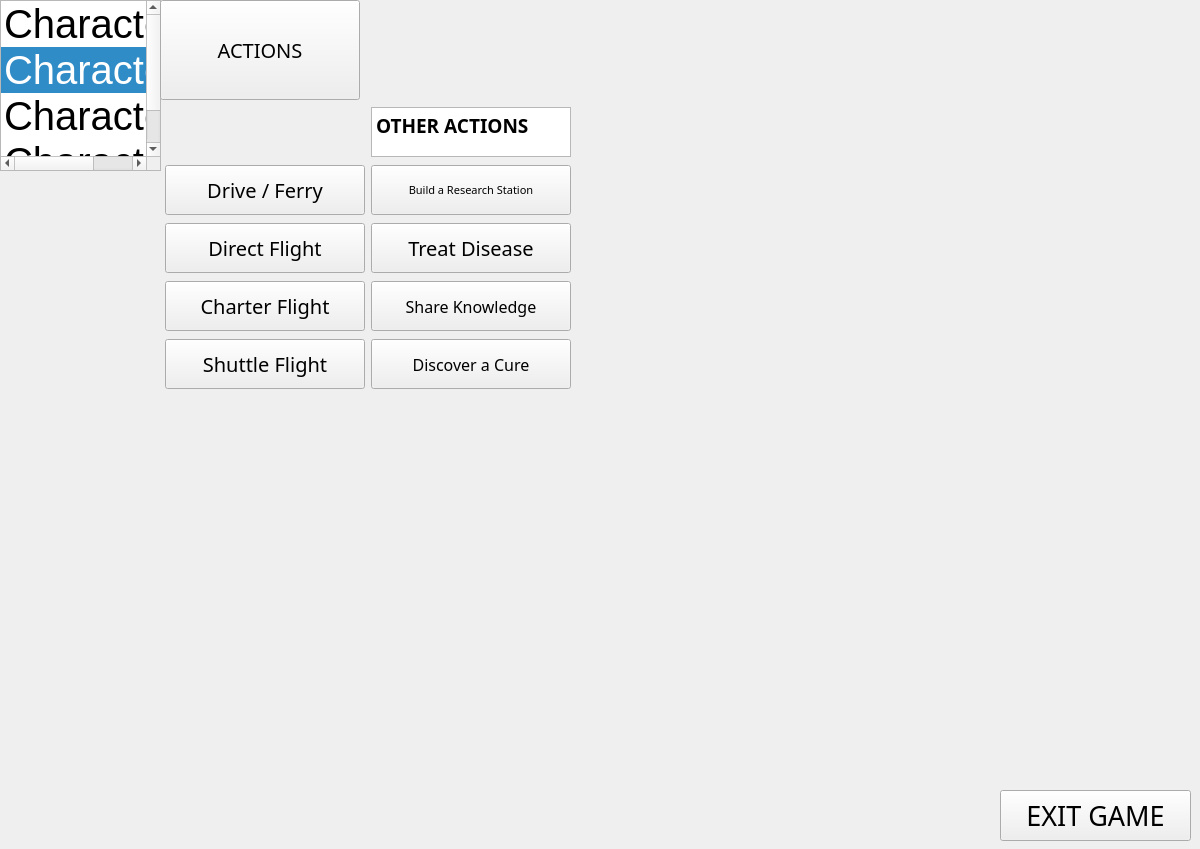
Above: QTproject/game.ui from NakanoMiku39/QTproject before the change. Below: the same form after it.
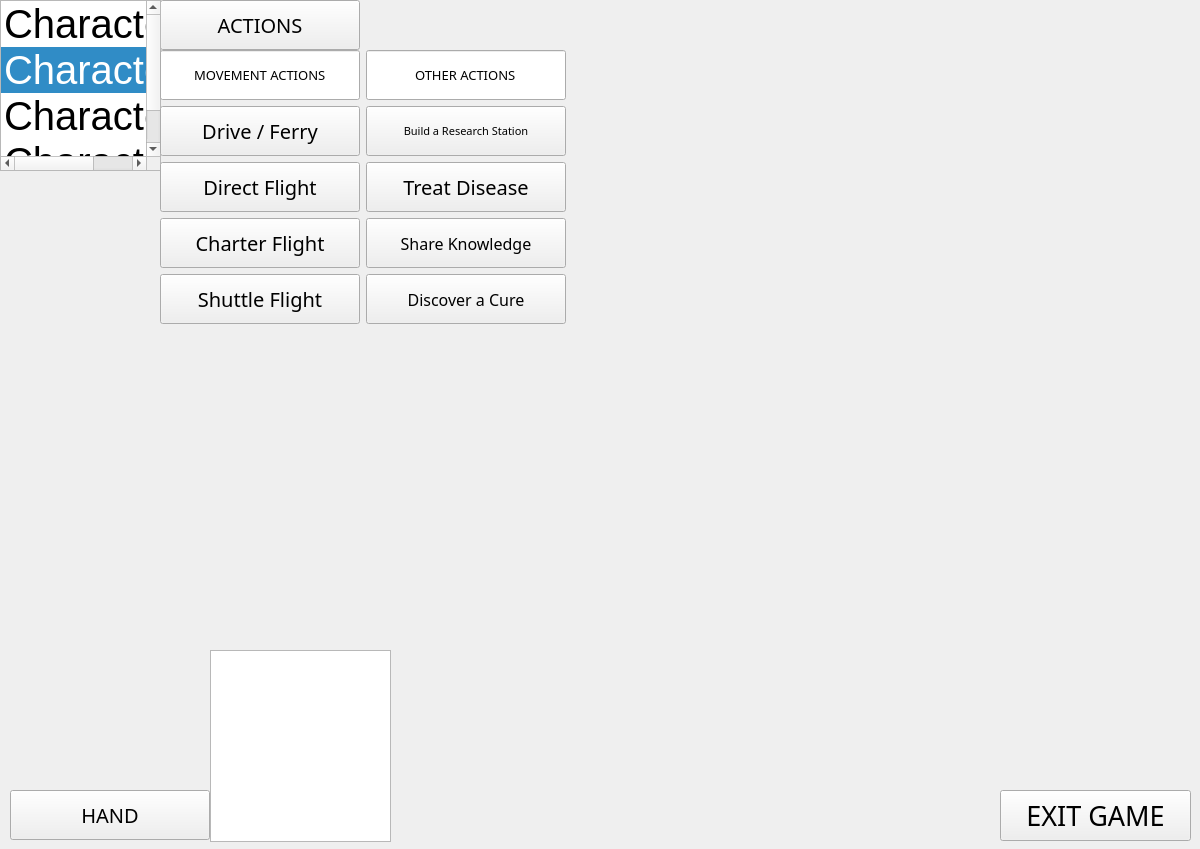
That is the form after the change. Icons and pictures are not drawn.

Diff of the .ui file:
```diff
--- a/QTproject/game.ui
+++ b/QTproject/game.ui
@@ -21,7 +21,7 @@
   <property name="styleSheet">
    <string notr="true"/>
   </property>
-  <widget class="QWidget" name="map" native="true">
+  <widget class="QLabel" name="map">
    <property name="geometry">
     <rect>
      <x>0</x>
@@ -33,6 +33,60 @@
    <property name="styleSheet">
     <string notr="true">image: url(:/img/img/map.png);</string>
    </property>
+   <property name="text">
+    <string/>
+   </property>
+  </widget>
+  <widget class="QPushButton" name="exit_game">
+   <property name="geometry">
+    <rect>
+     <x>1000</x>
+     <y>790</y>
+     <width>191</width>
+     <height>51</height>
+    </rect>
+   </property>
+   <property name="font">
+    <font>
+     <family>Bauhaus 93</family>
+     <pointsize>20</pointsize>
+    </font>
+   </property>
+   <property name="text">
+    <string>EXIT GAME</string>
+   </property>
+  </widget>
+  <widget class="QPushButton" name="show_actions">
+   <property name="geometry">
+    <rect>
+     <x>160</x>
+     <y>0</y>
+     <width>200</width>
+     <height>50</height>
+    </rect>
+   </property>
+   <property name="minimumSize">
+    <size>
+     <width>200</width>
+     <height>50</height>
+    </size>
+   </property>
+   <property name="maximumSize">
+    <size>
+     <width>200</width>
+     <height>50</height>
+    </size>
+   </property>
+   <property name="font">
+    <font>
+     <family>Bauhaus 93</family>
+     <pointsize>15</pointsize>
+    </font>
+   </property>
+   <property name="text">
+    <string>ACTIONS</string>
+   </property>
+  </widget>
    <widget class="QListWidget" name="characters">
     <property name="geometry">
      <rect>
@@ -66,82 +120,53 @@
      </property>
     </item>
    </widget>
-   <widget class="QPushButton" name="show_actions">
-    <property name="geometry">
-     <rect>
-      <x>160</x>
-      <y>0</y>
-      <width>200</width>
-      <height>100</height>
-     </rect>
-    </property>
-    <property name="minimumSize">
-     <size>
-      <width>200</width>
-      <height>100</height>
-     </size>
-    </property>
-    <property name="maximumSize">
-     <size>
-      <width>200</width>
-      <height>100</height>
-     </size>
-    </property>
-    <property name="font">
-     <font>
-      <family>Bauhaus 93</family>
-      <pointsize>15</pointsize>
-     </font>
-    </property>
-    <property name="text">
-     <string>ACTIONS</string>
-    </property>
-   </widget>
    <widget class="QWidget" name="actions" native="true">
     <property name="geometry">
      <rect>
       <x>160</x>
-      <y>100</y>
-      <width>511</width>
-      <height>291</height>
-     </rect>
-    </property>
+     <y>50</y>
+     <width>411</width>
+     <height>281</height>
+    </rect>
+   </property>
+   <property name="maximumSize">
+    <size>
+     <width>600</width>
+     <height>600</height>
+    </size>
+   </property>
     <widget class="QWidget" name="formLayoutWidget">
      <property name="geometry">
       <rect>
-       <x>5</x>
-       <y>5</y>
+      <x>0</x>
+      <y>0</y>
        <width>406</width>
-       <height>291</height>
+      <height>306</height>
       </rect>
      </property>
      <layout class="QFormLayout" name="formLayout">
       <item row="0" column="1">
-       <widget class="QTextEdit" name="textEdit">
-        <property name="minimumSize">
+      <widget class="QLineEdit" name="other_actions">
+       <property name="maximumSize">
          <size>
           <width>200</width>
           <height>50</height>
          </size>
         </property>
-        <property name="maximumSize">
-         <size>
-          <width>100</width>
-          <height>25</height>
-         </size>
-        </property>
         <property name="font">
          <font>
           <family>Bauhaus 93</family>
-          <pointsize>15</pointsize>
-         </font>
-        </property>
-        <property name="html">
-         <string>&lt;!DOCTYPE HTML PUBLIC &quot;-//W3C//DTD HTML 4.0//EN&quot; &quot;http://www.w3.org/TR/REC-html40/strict.dtd&quot;&gt;
-&lt;html&gt;&lt;head&gt;&lt;meta name=&quot;qrichtext&quot; content=&quot;1&quot; /&gt;&lt;style type=&quot;text/css&quot;&gt;
-p, li { white-space: pre-wrap; }
-&lt;/style&gt;&lt;/head&gt;&lt;body style=&quot; font-family:'Bauhaus 93'; font-size:15pt; font-weight:400; font-style:normal;&quot;&gt;
-&lt;p style=&quot; margin-top:0px; margin-bottom:0px; margin-left:0px; margin-right:0px; -qt-block-indent:0; text-indent:0px;&quot;&gt;&lt;span style=&quot; font-family:'SimSun'; font-size:14pt; font-weight:600;&quot;&gt;OTHER ACTIONS&lt;/span&gt;&lt;/p&gt;&lt;/body&gt;&lt;/html&gt;</string>
+         <pointsize>10</pointsize>
+        </font>
+       </property>
+       <property name="text">
+        <string>OTHER ACTIONS</string>
+       </property>
+       <property name="alignment">
+        <set>Qt::AlignCenter</set>
+       </property>
+       <property name="readOnly">
+        <bool>true</bool>
         </property>
        </widget>
       </item>
@@ -270,6 +295,31 @@
         </property>
        </widget>
       </item>
+     <item row="4" column="1">
+      <widget class="QPushButton" name="pushButton_6">
+       <property name="minimumSize">
+        <size>
+         <width>200</width>
+         <height>50</height>
+        </size>
+       </property>
+       <property name="maximumSize">
+        <size>
+         <width>100</width>
+         <height>25</height>
+        </size>
+       </property>
+       <property name="font">
+        <font>
+         <family>Bauhaus 93</family>
+         <pointsize>12</pointsize>
+        </font>
+       </property>
+       <property name="text">
+        <string>Share Knowledge</string>
+       </property>
+      </widget>
+     </item>
       <item row="5" column="0">
        <widget class="QPushButton" name="pushButton_7">
         <property name="minimumSize">
@@ -320,8 +370,11 @@
         </property>
        </widget>
       </item>
-      <item row="4" column="1">
-       <widget class="QPushButton" name="pushButton_6">
+     <item row="0" column="0">
+      <widget class="QLineEdit" name="movment_actions">
+       <property name="enabled">
+        <bool>true</bool>
+       </property>
         <property name="minimumSize">
          <size>
           <width>200</width>
@@ -330,44 +383,103 @@
         </property>
         <property name="maximumSize">
          <size>
-          <width>100</width>
-          <height>25</height>
+         <width>200</width>
+         <height>50</height>
          </size>
         </property>
         <property name="font">
          <font>
           <family>Bauhaus 93</family>
-          <pointsize>12</pointsize>
+         <pointsize>10</pointsize>
          </font>
         </property>
         <property name="text">
-         <string>Share Knowledge</string>
+        <string>MOVEMENT ACTIONS</string>
+       </property>
+       <property name="echoMode">
+        <enum>QLineEdit::Normal</enum>
+       </property>
+       <property name="alignment">
+        <set>Qt::AlignCenter</set>
+       </property>
+       <property name="readOnly">
+        <bool>true</bool>
         </property>
        </widget>
       </item>
      </layout>
     </widget>
    </widget>
-   <widget class="QPushButton" name="exit_game">
+  <widget class="QPushButton" name="show_hand">
     <property name="geometry">
      <rect>
-      <x>1000</x>
+     <x>10</x>
       <y>790</y>
-      <width>191</width>
-      <height>51</height>
+     <width>200</width>
+     <height>50</height>
      </rect>
     </property>
     <property name="font">
      <font>
       <family>Bauhaus 93</family>
-      <pointsize>20</pointsize>
+     <pointsize>15</pointsize>
      </font>
     </property>
     <property name="text">
-     <string>EXIT GAME</string>
-    </property>
-   </widget>
+    <string>HAND</string>
+   </property>
+  </widget>
+  <widget class="QListWidget" name="hand">
+   <property name="geometry">
+    <rect>
+     <x>210</x>
+     <y>650</y>
+     <width>181</width>
+     <height>192</height>
+    </rect>
+   </property>
   </widget>
+  <widget class="QLabel" name="outbreaks">
+   <property name="geometry">
+    <rect>
+     <x>70</x>
+     <y>450</y>
+     <width>51</width>
+     <height>51</height>
+    </rect>
+   </property>
+   <property name="styleSheet">
+    <string notr="true">image: url(:/img/img/outbreak_marker.jpg);</string>
+   </property>
+   <property name="text">
+    <string/>
+   </property>
+  </widget>
+  <widget class="QLabel" name="infection_rate">
+   <property name="geometry">
+    <rect>
+     <x>740</x>
+     <y>170</y>
+     <width>61</width>
+     <height>41</height>
+    </rect>
+   </property>
+   <property name="styleSheet">
+    <string notr="true">image: url(:/img/img/infection_rate_marker.jpg);</string>
+   </property>
+   <property name="text">
+    <string/>
+   </property>
+  </widget>
+  <zorder>map</zorder>
+  <zorder>exit_game</zorder>
+  <zorder>show_actions</zorder>
+  <zorder>characters</zorder>
+  <zorder>show_hand</zorder>
+  <zorder>hand</zorder>
+  <zorder>outbreaks</zorder>
+  <zorder>infection_rate</zorder>
+  <zorder>actions</zorder>
  </widget>
  <resources/>
  <connections>
```
Lines whose indentation alone changed are shown as unchanged.
